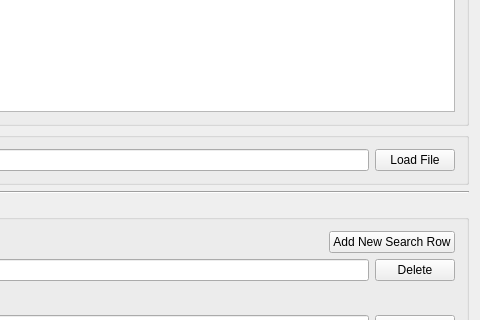
This is NextRAD_DatabaseGUI/mainwindow.ui in caketinza/NeXtRAD_Database as Qt 5 draws it before an edit; both pictures show x 621 to 1101 and y 193 to 513 of the 1101 by 661 pixel window. The edited form follows.
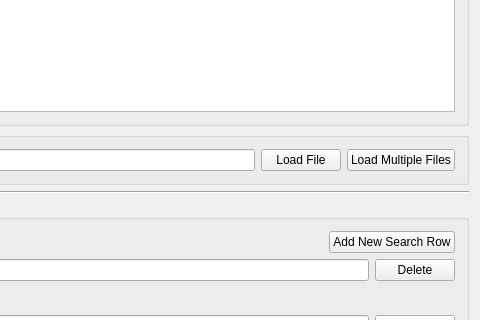
This is the edited form.

Diff of the .ui file:
```diff
--- a/NextRAD_DatabaseGUI/mainwindow.ui
+++ b/NextRAD_DatabaseGUI/mainwindow.ui
@@ -144,6 +144,13 @@
          </property>
         </widget>
        </item>
+       <item>
+        <widget class="QPushButton" name="pushButton_4">
+         <property name="text">
+          <string>Load Multiple Files</string>
+         </property>
+        </widget>
+       </item>
       </layout>
      </widget>
     </item>
```
